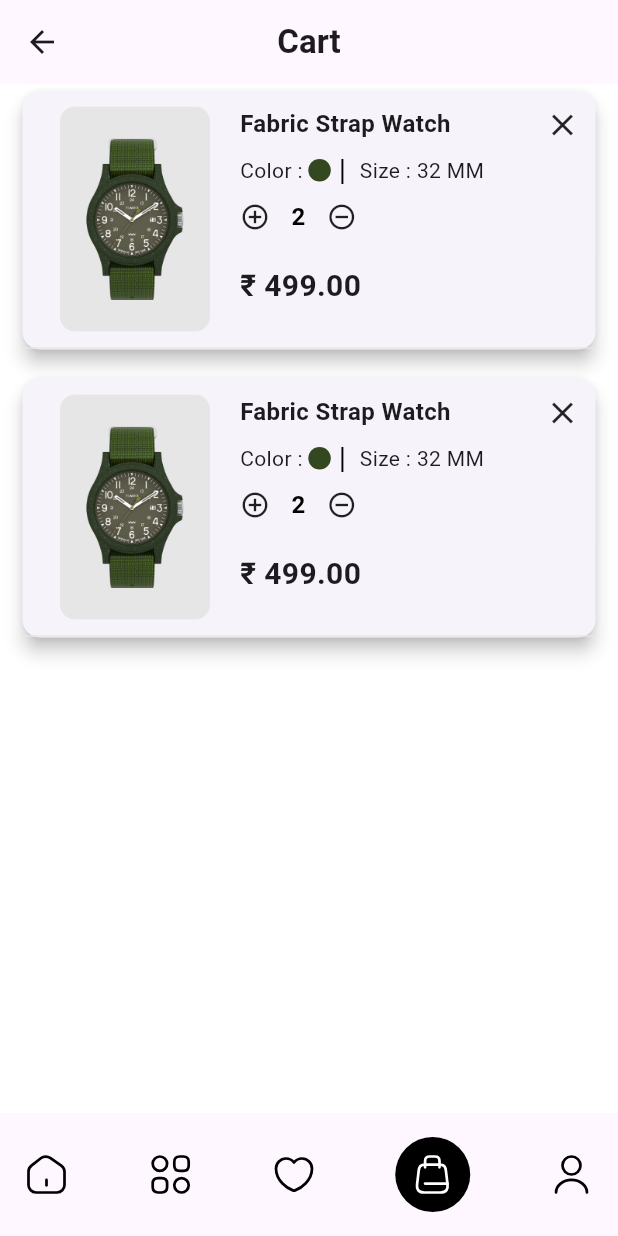
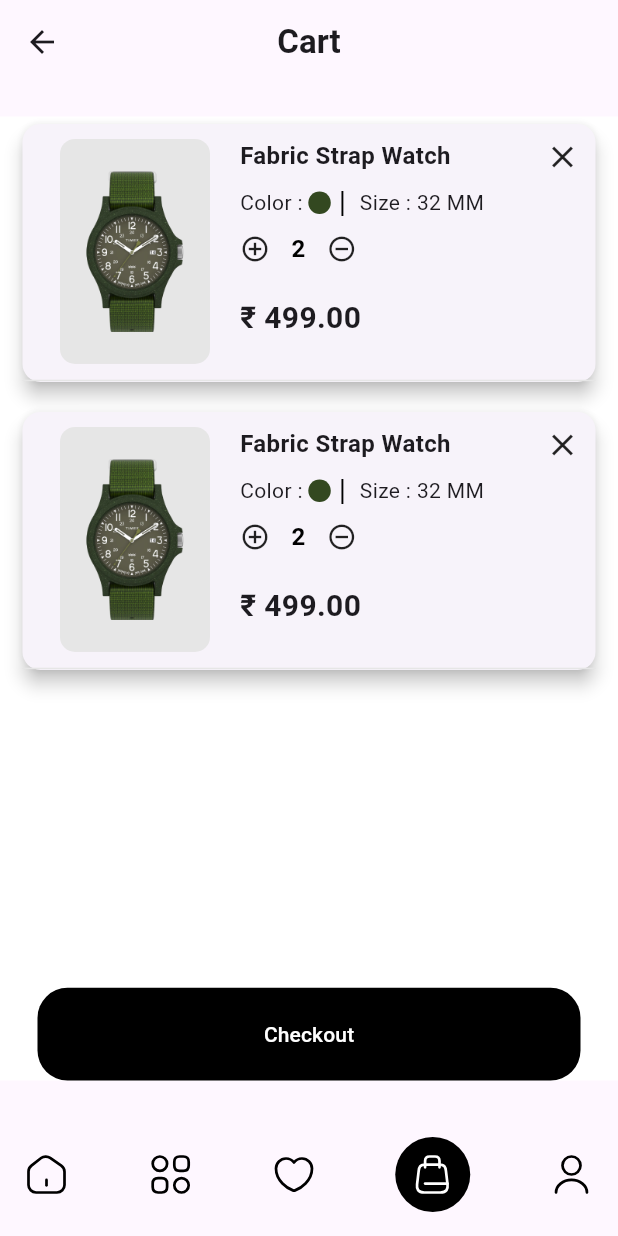
Before and after one commit to debugger-snjy/snapshop, a Flutter app: the CartPage screen opened by its route, on a phone screen of 412 x 824 dp. Run offline on Flutter 3.47's test engine with Material 3 defaults, Android fonts, the phone set to English and light mode, and no system bars; our stand-ins replace flutter_credit_card, flutter_otp_text_field, flutter_svg.

Commit message:
Added Order Success Page | Added Checkout Button in Cart Screen

```diff
--- a/lib/main.dart
+++ b/lib/main.dart
@@ -17,6 +17,7 @@ import 'package:snapshop/screens/home_screen.dart';
 import 'package:snapshop/screens/login_screen.dart';
 import 'package:snapshop/screens/my_account_screen.dart';
 import 'package:snapshop/screens/onboarding_screen.dart';
+import 'package:snapshop/screens/order_success_screen.dart';
 import 'package:snapshop/screens/payment_method_screen.dart';
 import 'package:snapshop/screens/product_details_screen.dart';
 import 'package:snapshop/screens/registration_success_screen.dart';
@@ -60,6 +61,7 @@ class MyApp extends StatelessWidget {
           AppRoutes.paymentMode:(context)=>const PaymentMethodScreen(),
           AppRoutes.addCards:(context)=>const AddMoreCards(),
           AppRoutes.cartPage:(context)=>const CartPage(),
+          AppRoutes.orderSuccessPage:(context)=>const OrderSuccessScreen(),
           AppRoutes.newPasswordPage: (context) =>
               const NewPasswordCreateScreen(),
         },
--- a/lib/screens/cart_screen.dart
+++ b/lib/screens/cart_screen.dart
@@ -4,6 +4,7 @@ import 'package:snapshop/models/cart.dart';
 import 'package:snapshop/models/category.dart';
 import 'package:snapshop/utils/app_routes.dart';
 import 'package:snapshop/utils/strings.dart';
+import 'package:snapshop/widgets/button_dart_widget.dart';
 
 class CartPage extends StatelessWidget {
   const CartPage({super.key});
@@ -34,9 +35,16 @@ class CartPage extends StatelessWidget {
       ),
 
       // Main Content of the Application
-      body: Container(
+      body: Column(
+        mainAxisAlignment: MainAxisAlignment.center,
+        children: [
+          // Showing the Cart Items
+          Container(
+            height: MediaQuery.of(context).size.height * 0.78,
             color: Colors.white,
-        child: ListView.builder(
+            child: Stack(
+              children: [
+                ListView.builder(
                   itemCount: allCarts.length,
                   itemBuilder: (context, index) {
                     return Card(
@@ -64,7 +72,8 @@ class CartPage extends StatelessWidget {
                                         child: Container(
                                           width: 100,
                                           height: 150,
-                                  color: Color.fromRGBO(230, 230, 230, 1),
+                                          color:
+                                              Color.fromRGBO(230, 230, 230, 1),
                                           child: Container(
                                             padding: EdgeInsets.symmetric(
                                                 vertical: 10, horizontal: 5),
@@ -80,8 +89,10 @@ class CartPage extends StatelessWidget {
                                       width: 20,
                                     ),
                                     Column(
-                              mainAxisAlignment: MainAxisAlignment.start,
-                              crossAxisAlignment: CrossAxisAlignment.start,
+                                      mainAxisAlignment:
+                                          MainAxisAlignment.start,
+                                      crossAxisAlignment:
+                                          CrossAxisAlignment.start,
                                       children: [
                                         Text(
                                           allCarts[index].productName,
@@ -99,13 +110,16 @@ class CartPage extends StatelessWidget {
                                               height: 15,
                                               width: 15,
                                               decoration: BoxDecoration(
-                                          color: Color.fromRGBO(51, 72, 32, 1),
+                                                  color: Color.fromRGBO(
+                                                      51, 72, 32, 1),
                                                   borderRadius:
-                                              BorderRadius.circular(50)),
+                                                      BorderRadius.circular(
+                                                          50)),
                                             ),
                                             Text(" | ",
                                                 style: TextStyle(
-                                            color: Colors.black, fontSize: 20)),
+                                                    color: Colors.black,
+                                                    fontSize: 20)),
                                             Text(" Size : 32 MM")
                                           ],
                                         ),
@@ -125,7 +139,8 @@ class CartPage extends StatelessWidget {
                                                 style: TextStyle(
                                                     color: Colors.black,
                                                     fontSize: 16,
-                                            fontWeight: FontWeight.bold)),
+                                                    fontWeight:
+                                                        FontWeight.bold)),
                                             SizedBox(
                                               width: 10,
                                             ),
@@ -155,12 +170,32 @@ class CartPage extends StatelessWidget {
                               )
                             ],
                           ),
-                  Positioned(top:10,right:10,child: Icon(Icons.close))
+                          Positioned(
+                              top: 10, right: 10, child: Icon(Icons.close))
                         ],
                       ),
                     );
                   },
                 ),
+                Positioned(
+                    bottom: 0,
+                    width: MediaQuery.of(context).size.width,
+                    child: Container(
+                      margin: EdgeInsets.symmetric(horizontal: 25),
+                      child: DarkButton(
+                          radius: 20,
+                          text: const Text("Checkout"),
+                          actions: () {
+                            Navigator.pushNamed(
+                                context, AppRoutes.orderSuccessPage);
+                          },
+                          buttonHeight: MediaQuery.of(context).size.height * 0.075,
+                          buttonWidth: MediaQuery.of(context).size.width * 0.9),
+                    ))
+              ],
+            ),
+          ),
+        ],
       ),
 
       // Added Bottom Navigation Bar
--- a/lib/utils/app_routes.dart
+++ b/lib/utils/app_routes.dart
@@ -20,4 +20,5 @@ class AppRoutes{
   static const String paymentMode = "/payment";
   static const String addCards = "/addCard";
   static const String cartPage = "/cart";
+  static const String orderSuccessPage = "/order/success/";
 }
--- a/lib/utils/strings.dart
+++ b/lib/utils/strings.dart
@@ -93,4 +93,7 @@ class StringResources {
     "lib/assets/icons/shopping_bag_icon.svg",
     "lib/assets/icons/user_icon.svg",
   ];
+
+  static const orderSuccess="Order Successful!";
+  static const orderSuccessMessage="You have successfully made order";
 }
```
Also changed, not shown: lib/screens/order_success_screen.dart (added, +55 -0 lines). Lines whose indentation alone changed are shown as unchanged.
